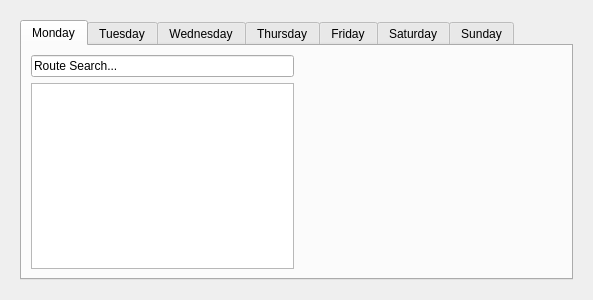
Above: masterroutewidget.ui from drewdemarest/Assignment-Check before the change. Below: the same form after it.
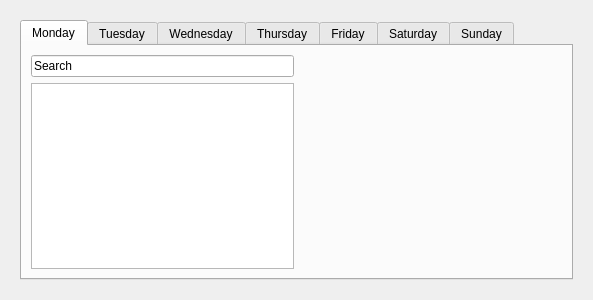
That is the form after the change. The open tabs and pages were chosen to show the change.

Commit message: Route search now connected and searches through Monday

```diff
--- a/masterroutewidget.ui
+++ b/masterroutewidget.ui
@@ -77,7 +77,7 @@
            <item row="0" column="0">
             <widget class="QLineEdit" name="mondayRouteSearch">
              <property name="text">
-              <string>Route Search...</string>
+              <string>Search</string>
              </property>
             </widget>
            </item>
```
Left out of the diff: 12 changed lines with no effect on the pictures. The commit also changes 2 other files.
